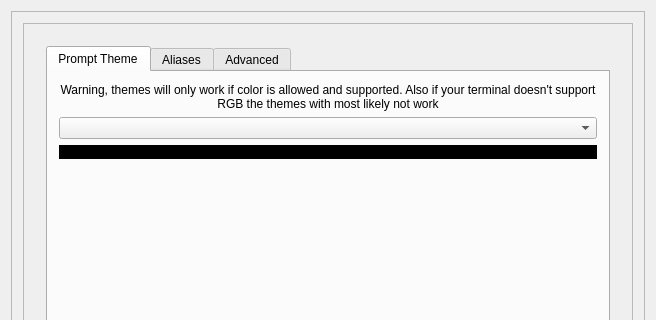
Qt form application/window.ui (TheNiteCoder/mx-bashrc-config) before a commit; both pictures show x 0 to 656 and y 0 to 320 of the 656 by 660 pixel window.
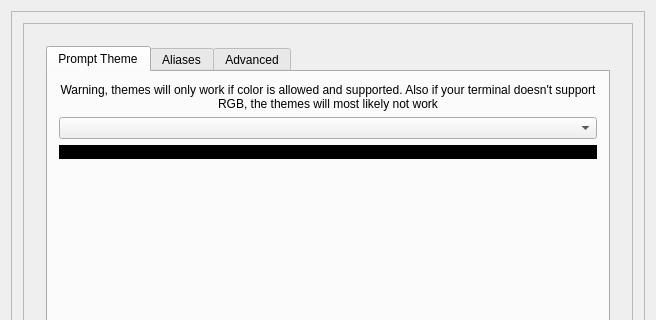
The same form after that commit. The open tabs and pages were chosen to show the change. Icons and pictures are not drawn.

Commit message: Cleaning up error msg typos and adding two themes

Patch:
```diff
--- a/application/window.ui
+++ b/application/window.ui
@@ -105,7 +105,7 @@
                     </sizepolicy>
                    </property>
                    <property name="text">
-                    <string>Warning, themes will only work if color is allowed and supported. Also if your terminal doesn't support RGB the themes with most likely not work</string>
+                    <string>Warning, themes will only work if color is allowed and supported. Also if your terminal doesn't support RGB, the themes will most likely not work</string>
                    </property>
                    <property name="alignment">
                     <set>Qt::AlignCenter</set>
```
Left out of the diff: 2 changed lines with no effect on the pictures. The commit also changes 3 other files.
